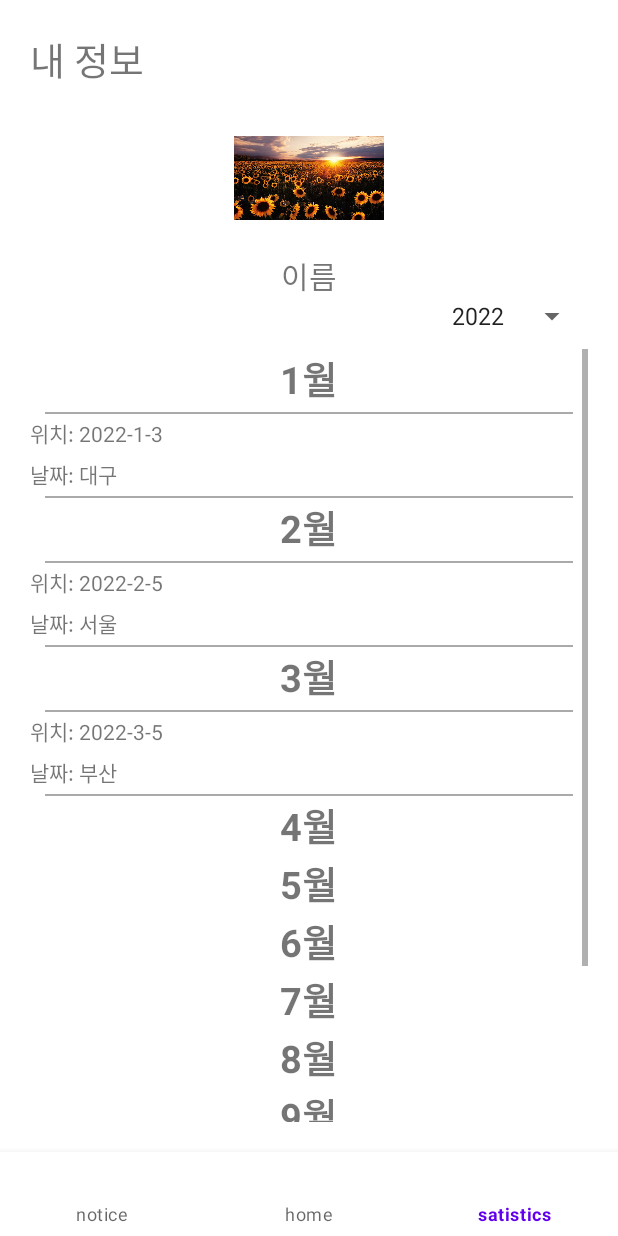
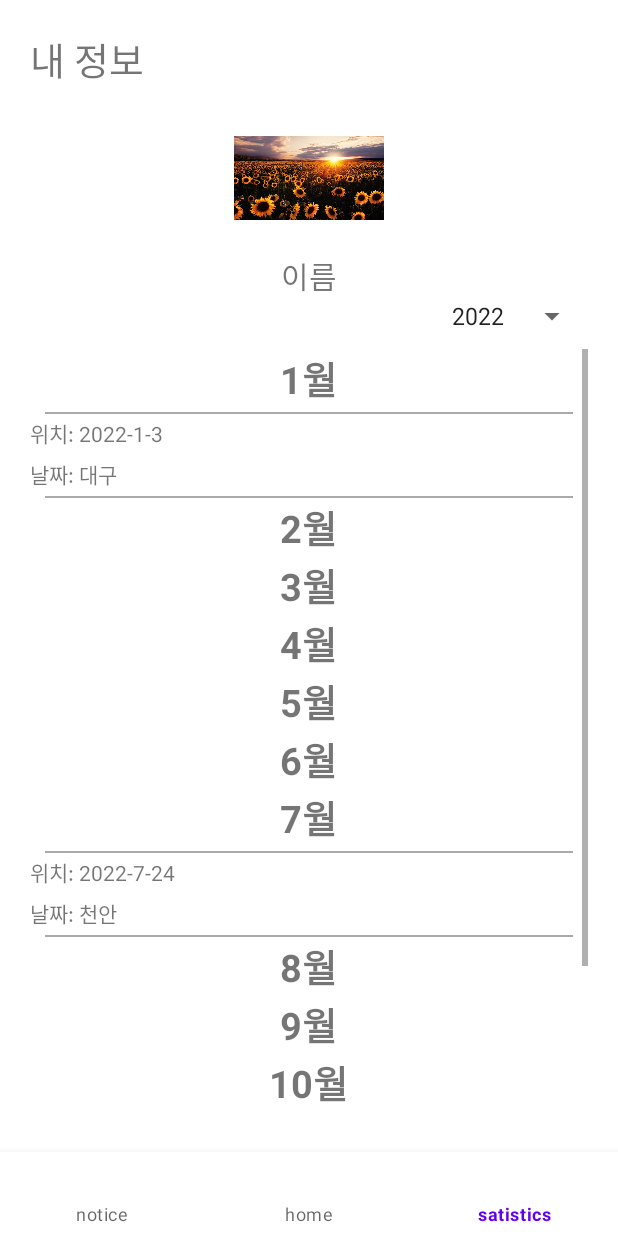
Before and after one commit to Kwonminwoo/plogging-android, an Android app: the screen it shows after launch (MainActivity), item 3 of the bottom bar chosen, on a phone screen of 412 x 824 dp. Run offline under Robolectric (Android 15) with nearby library versions, the phone set to English and light mode, and no system bars; libraries missing offline, so code that uses them is left out: com.kakao.sdk.

Commit message:
업데이트

```diff
--- a/app/src/main/java/com/example/plogging/dto/User.java
+++ b/app/src/main/java/com/example/plogging/dto/User.java
@@ -2,7 +2,9 @@ package com.example.plogging.dto;
 
 import com.google.gson.annotations.SerializedName;
 
-public class User implements Comparable<User>{
+import java.io.Serializable;
+
+public class User implements Comparable<User>, Serializable {
     @SerializedName("user_id")
     private int userId;
     @SerializedName("user_name")
--- a/app/src/main/java/com/example/plogging/notice/Notice.java
+++ b/app/src/main/java/com/example/plogging/notice/Notice.java
@@ -57,12 +57,14 @@ public class Notice implements Serializable {
         this.date = date;
     }
 
+
+
     public void addUser(User user){
         userList.add(user);
     }
 
     public int getUserNum(){
-        return 0;
+        return userList.size();
     }
 
     public int getUserId() {
--- a/app/src/main/java/com/example/plogging/notice/NoticeFragment.java
+++ b/app/src/main/java/com/example/plogging/notice/NoticeFragment.java
@@ -42,6 +42,14 @@ public class NoticeFragment extends Fragment {
     @Override
     public void onCreate(@Nullable Bundle savedInstanceState) {
         super.onCreate(savedInstanceState);
+        getPosts();
+        getPostUserInfo();
+    }
+
+    @Override
+    public View onCreateView(LayoutInflater inflater, ViewGroup container,
+                             Bundle savedInstanceState) {
+        ViewGroup rootView = (ViewGroup)inflater.inflate(R.layout.fragment_notice, container, false);
 
         startActivityResult = registerForActivityResult(
                 new ActivityResultContracts.StartActivityForResult(),
@@ -54,6 +62,7 @@ public class NoticeFragment extends Fragment {
                                 case "noticePost":
                                     text = result.getData().getStringExtra("register");
                                     Notice notice = (Notice) result.getData().getSerializableExtra("new_notice");
+                                    System.out.println();
                                     break;
                                 case "noticeForm":
                                     text = result.getData().getStringExtra("recruitment");
@@ -62,15 +71,11 @@ public class NoticeFragment extends Fragment {
                         }
                     };
                 });
-    }
-
-    @Override
-    public View onCreateView(LayoutInflater inflater, ViewGroup container,
-                             Bundle savedInstanceState) {
-        ViewGroup rootView = (ViewGroup)inflater.inflate(R.layout.fragment_notice, container, false);
 
 
         init(rootView);
+
+
         showPost();
         addNotice(addNoticeBtn);
 
@@ -90,7 +95,9 @@ public class NoticeFragment extends Fragment {
             public void onItemClick(View v, int position) {
                 Intent intent = new Intent(getActivity(), NoticePost.class);
                 Notice notice = posts.get(position);
+                User user = postsUser.get(position);
                 intent.putExtra("select_post", notice); // 선택된 포스트를 넘김
+                intent.putExtra("select_post_user", user);
                 startActivityResult.launch(intent);
             }
         });
@@ -100,8 +107,6 @@ public class NoticeFragment extends Fragment {
         recyclerView.setLayoutManager(new LinearLayoutManager(getActivity()));
         recyclerView.setAdapter(adapter);
 
-        getPosts();
-        getPostUserInfo();
         adapter.setList(posts, postsUser);
         return adapter;
     }
@@ -112,31 +117,6 @@ public class NoticeFragment extends Fragment {
             public void onClick(View view) {
                 Intent intent = new Intent(getActivity(), NoticeForm.class);
                 startActivityResult.launch(intent);
-            }
-        });
-    }
-
-    // DB 리스트 가져오기
-    private void getPosts(){
-        Retrofit retrofit = RetrofitClient.getClient();
-        PloggingService service = retrofit.create(PloggingService.class);
-
-        Call<List<Notice>> call = service.getPosts();
-        call.enqueue(new Callback<List<Notice>>() {
-            @Override
-            public void onResponse(Call<List<Notice>> call, Response<List<Notice>> response) {
-                if(!response.isSuccessful()){
-                    Log.d("response", "msg: " + response.code());
-                    return;
-                }
-                List<Notice> findList = response.body();
-                posts = findList;
-                //posts.get(0).get
-            }
-
-            @Override
-            public void onFailure(Call<List<Notice>> call, Throwable t) {
-                Log.d("PostOnFail", "msg: " + t.getMessage());
             }
         });
     }
@@ -156,7 +136,6 @@ public class NoticeFragment extends Fragment {
                 List<User> findUserList = response.body();
                 postsUser = findUserList;
             }
-
             @Override
             public void onFailure(Call<List<User>> call, Throwable t) {
                 Log.d("PostUserOnFail", "msg: " + t.getMessage());
@@ -164,4 +143,28 @@ public class NoticeFragment extends Fragment {
         });
 
     }
+
+    // DB 리스트 가져오기
+    private void getPosts(){
+        Retrofit retrofit = RetrofitClient.getClient();
+        PloggingService service = retrofit.create(PloggingService.class);
+
+        Call<List<Notice>> call = service.getPosts();
+        call.enqueue(new Callback<List<Notice>>() {
+            @Override
+            public void onResponse(Call<List<Notice>> call, Response<List<Notice>> response) {
+                if(!response.isSuccessful()){
+                    Log.d("response", "msg: " + response.code());
+                    return;
+                }
+                List<Notice> findList = response.body();
+                posts = findList;
+            }
+
+            @Override
+            public void onFailure(Call<List<Notice>> call, Throwable t) {
+                Log.d("PostOnFail", "msg: " + t.getMessage());
+            }
+        });
+    }
 }
--- a/app/src/main/java/com/example/plogging/retrofit/PloggingService.java
+++ b/app/src/main/java/com/example/plogging/retrofit/PloggingService.java
@@ -7,6 +7,7 @@ import java.util.List;
 
 import retrofit2.Call;
 import retrofit2.http.Field;
+import retrofit2.http.FormUrlEncoded;
 import retrofit2.http.GET;
 import retrofit2.http.POST;
 
@@ -23,6 +24,8 @@ public interface PloggingService {
     @GET("/getRank")
     Call<List<User>> getRank();
 
+
+    @FormUrlEncoded
     @POST("/upload")
-    Call<Notice> addPost(@Field("notice") Notice notice);
+    Call<Notice> addPost(Notice notice);
 }
--- a/app/src/main/java/com/example/plogging/retrofit/RetrofitClient.java
+++ b/app/src/main/java/com/example/plogging/retrofit/RetrofitClient.java
@@ -5,7 +5,8 @@ import retrofit2.Retrofit;
 import retrofit2.converter.gson.GsonConverterFactory;
 
 public class RetrofitClient {
-    private static final String SERVER_IP = "http://192.168.144.137:8080";
+    //private static final String SERVER_IP = "http://192.168.1.14:8080";
+    private static final String SERVER_IP = "http://10.2.17.36:8080";
     private static Retrofit retrofit = null;
 
 
--- a/app/src/main/java/com/example/plogging/sqlite_database/MyPlogging.java
+++ b/app/src/main/java/com/example/plogging/sqlite_database/MyPlogging.java
@@ -8,9 +8,9 @@ import java.util.ArrayList;
 import java.util.List;
 
 public class MyPlogging {
-    private SqliteDBHelper dbHelper;
-    private SQLiteDatabase database;
-    private Context context;
+    private static SqliteDBHelper dbHelper;
+    private static SQLiteDatabase database;
+    private static Context context;
 
     public MyPlogging(Context context) {
         this.context = context;
@@ -25,7 +25,7 @@ public class MyPlogging {
     public List<MyPloggingData> getMyPlogging(int year, int month){
         List<MyPloggingData> list = new ArrayList<>();
 
-        String findDate = "" + year + "-" + month + "%"; // year-month로 시작하는 거
+        String findDate = "" + year + "-" + month + "-%"; // year-month로 시작하는 거
         System.out.println("findata: " + findDate);
         String selectSql = "select * from my_plogging where date like"
                 + "'" + findDate + "'" + ";";
@@ -40,13 +40,19 @@ public class MyPlogging {
         return list;
     }
 
-    public void inserData(String date, String location){
+    public static void getData(){
+        String selectSql = "select * from my_plogging;";
+        database.execSQL(selectSql);
+    }
+
+    public static void inserData(String date, String location){
         String insertSql = "insert into my_plogging('date', 'location') values('" + date + "'"
                 + "," + "'" + location + "'" + ");";
         database.execSQL(insertSql);
     }
 
     public void deleteAll(){
-        String deleteSql = "delete from my_ploggin;";
+        String deleteSql = "delete from my_plogging;";
+        database.execSQL(deleteSql);
     }
 }
--- a/app/src/main/java/com/example/plogging/statistics/StatisticsFragment.java
+++ b/app/src/main/java/com/example/plogging/statistics/StatisticsFragment.java
@@ -44,6 +44,7 @@ public class StatisticsFragment extends Fragment {
     private List<MyPloggingData> ploggingList[] = new List[12];
     private Spinner spinner;
     private TextView userName;
+    private User user;
 
     private int findYear = 2022;
 
@@ -58,6 +59,7 @@ public class StatisticsFragment extends Fragment {
             ploggingList[i] = new ArrayList<>();
         }
         setSQLite();
+        setUser();
     }
 
     @Override
@@ -65,21 +67,17 @@ public class StatisticsFragment extends Fragment {
                              Bundle savedInstanceState) {
         ViewGroup rootView = (ViewGroup)inflater.inflate(R.layout.fragment_statistics, container, false);
 
-        setUser();
 
         userName = rootView.findViewById(R.id.statistics_user_name);
         spinner = rootView.findViewById(R.id.spinner1);
 
-
-        addMyPlogging("2022-1-3", "대구");
-        addMyPlogging("2022-2-5", "서울");
-        addMyPlogging("2022-3-5", "부산");
-
-
-
+        myPlogging.deleteAll(); // 테스트시에만 씀
 
 
         setSpinner(rootView);
+
+
+        //userName.setText(user.getUserName()); // 유저 이름 설정
 
         return rootView;
     }
@@ -107,12 +105,13 @@ public class StatisticsFragment extends Fragment {
             @Override
             public void onItemSelected(AdapterView<?> parent, View view, int position, long id) {
                 // 선택했을 때 실행 코드
-                ploggingList[0] = getPloggingData(findYear, 1);
-                ploggingList[1] = getPloggingData(findYear, 2);
-                ploggingList[2] = getPloggingData(findYear, 3);
+                findYear = Integer.parseInt(items[position]);
+
+                clearRecyclerView();
+                setPloggingList();
+
                 setRecyclerViewData();
                 initRecyclerView(rootView);
-                findYear = Integer.parseInt(items[position]);
             }
 
             // 아무것도 선택되지 않은 상태일 때
@@ -131,6 +130,22 @@ public class StatisticsFragment extends Fragment {
         }
     }
 
+    private void setPloggingList(){
+        addMyPlogging("2022-1-3", "대구");
+        addMyPlogging("2022-12-3", "서울");
+        addMyPlogging("2022-7-24", "천안");
+
+        for(int i = 0; i < 12;i++){
+            ploggingList[i] = getPloggingData(findYear, i + 1);
+        }
+    }
+
+    private void clearRecyclerView(){
+        for(int i = 0;i < ploggingList.length;i++){
+            ploggingList[i].clear();
+        }
+    }
+
     // user DB 호출
     private void setUser(){
         Retrofit retrofit = RetrofitClient.getClient();
@@ -144,19 +159,18 @@ public class StatisticsFragment extends Fragment {
                     Log.d("response", "msg: " + response.code());
                     return;
                 }
-                userName.setText(response.body().getUserName()); // 유저 이름 설정
+                user = response.body();
+                userName.setText(user.getUserName());
             }
 
             @Override
             public void onFailure(Call<User> call, Throwable t) {
-                System.out.println("caasdsasdadll.toString() = " + call.toString());
                 Log.d("UserOnFail", "msg: " + t.getMessage());
             }
         });
     }
 
     private void setRecyclerViewData(){
-        System.out.println(noticeList.length + "dasfasdasfsaad");
         // 월별 출력
         for(int i = 0;i < noticeList.length;i++){
             adapter[i] = new StatisticsAdapter(ploggingList[i]);
--- a/app/src/main/res/layout/activity_notice_form.xml
+++ b/app/src/main/res/layout/activity_notice_form.xml
@@ -35,6 +35,7 @@
 
         <EditText
             android:id="@+id/form_location"
+            android:text="위치"
             android:layout_width="match_parent"
             android:layout_height="wrap_content" />
 
@@ -65,7 +66,7 @@
             android:layout_width="wrap_content"
             android:layout_height="wrap_content"
             android:textSize="17dp"
-            android:text="yyyy-mm-dd" />
+            android:text="2022-1-1" />
 
     </LinearLayout>
 
@@ -84,6 +85,7 @@
 
         <EditText
             android:id="@+id/form_kit"
+            android:text="도구"
             android:layout_width="match_parent"
             android:layout_height="wrap_content" />
 
@@ -105,6 +107,7 @@
 
         <ImageView
             android:id="@+id/form_image"
+            android:src="@drawable/x"
             android:layout_width="180dp"
             android:layout_height="180dp"/>
 
@@ -126,6 +129,7 @@
 
         <EditText
             android:id="@+id/form_content"
+            android:text="더러움"
             android:layout_width="fill_parent"
             android:layout_height="wrap_content"
             android:inputType="textMultiLine" />
```
Also changed, not shown: app/src/main/java/com/example/plogging/home/HomeFragment.java (+19 -12 lines), app/src/main/java/com/example/plogging/notice/NoticeForm.java (+9 -7 lines), app/src/main/java/com/example/plogging/notice/NoticePost.java (+16 -6 lines), app/src/main/res/drawable-v24/x.jpg (added).
